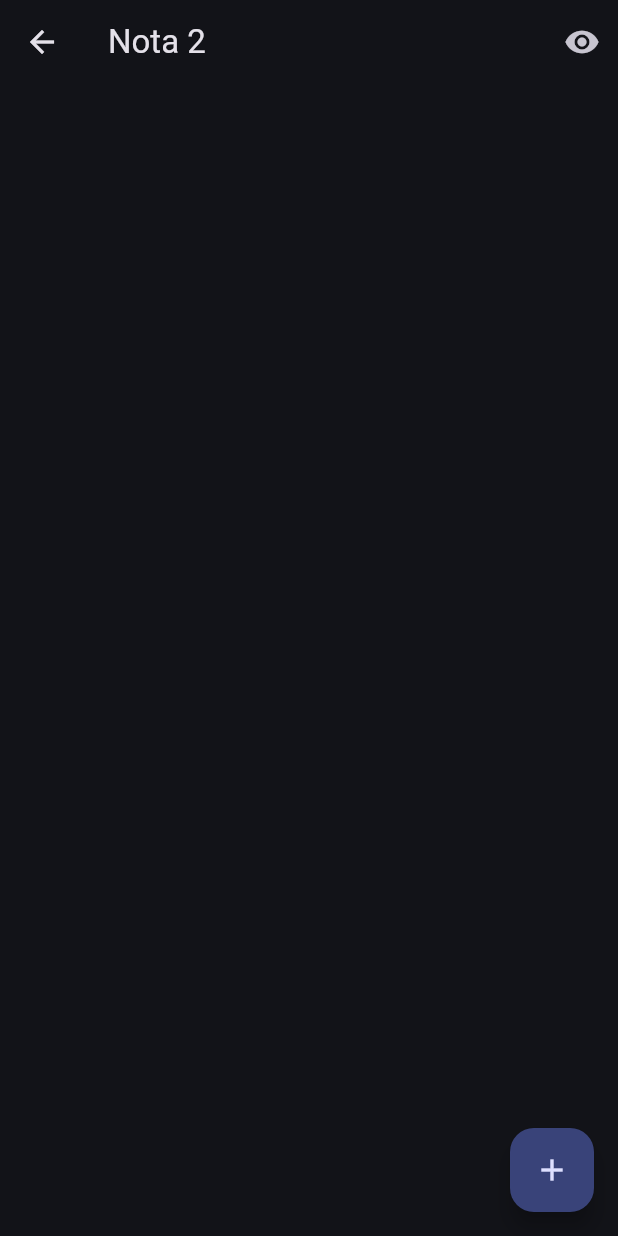
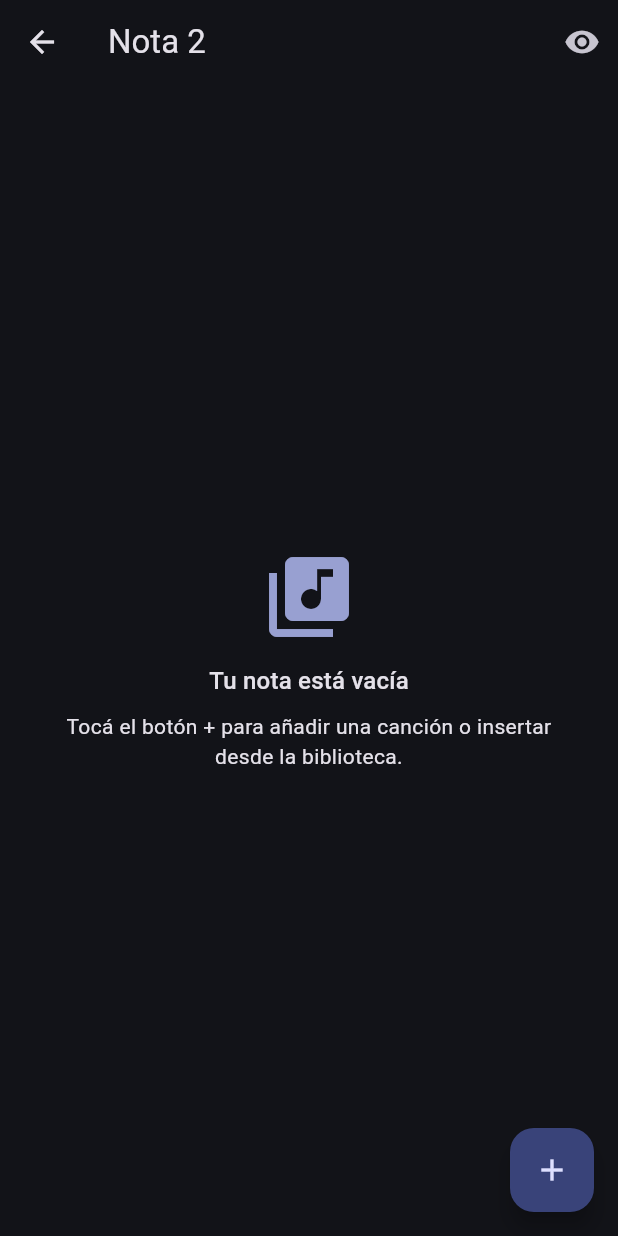
Before and after one commit to salvadorangulobaez/chord-vault, a Flutter app: the screen it shows after launch, after a tap on the "expand more" icon, after a tap on the "expand less" icon, after a tap on the "add" icon, on a phone screen of 412 x 824 dp. Run offline on Flutter 3.47's test engine with Material 3 defaults, Android fonts, the phone set to English and light mode, and no system bars; our stand-ins replace flutter_riverpod, hive, hive_flutter; accounts and stored records are empty.

Commit message:
Notas: FAB '+' con menú; Picker de biblioteca con búsqueda; placeholder para notas vacías

```diff
--- a/lib/screens/note_editor_screen.dart
+++ b/lib/screens/note_editor_screen.dart
@@ -55,7 +55,9 @@ class _NoteEditorScreenState extends ConsumerState<NoteEditorScreen> {
           ),
         ],
       ),
-      body: ReorderableListView.builder(
+      body: note.songs.isEmpty
+          ? const _EmptyNotePlaceholder()
+          : ReorderableListView.builder(
         padding: const EdgeInsets.all(12),
         itemCount: note.songs.length,
         buildDefaultDragHandles: false,
@@ -736,19 +738,42 @@ class _LibraryPickerSheet extends ConsumerWidget {
   @override
   Widget build(BuildContext context, WidgetRef ref) {
     final songs = ref.watch(libraryProvider);
-    final notes = ref.read(notesProvider);
-    // Asumimos que estamos insertando en la última nota abierta; pedimos via Navigator
+    final query = ref.watch(_libPickerSearchProvider);
+    final q = query.trim().toLowerCase();
+    final filtered = q.isEmpty
+        ? songs
+        : songs.where((s) => s.title.toLowerCase().contains(q) || (s.tags.join(' ').toLowerCase().contains(q))).toList();
     return DraggableScrollableSheet(
       expand: false,
       initialChildSize: 0.9,
       builder: (_, controller) {
         return Scaffold(
-          appBar: AppBar(title: const Text('Insertar desde biblioteca')),
+          appBar: AppBar(
+            title: SizedBox(
+              height: 40,
+              child: TextField(
+                decoration: InputDecoration(
+                  hintText: 'Buscar en biblioteca',
+                  prefixIcon: const Icon(Icons.search),
+                  suffixIcon: query.isNotEmpty
+                      ? IconButton(
+                          icon: const Icon(Icons.clear),
+                          onPressed: () => ref.read(_libPickerSearchProvider.notifier).state = '',
+                        )
+                      : null,
+                  border: OutlineInputBorder(borderRadius: BorderRadius.circular(12)),
+                  isDense: true,
+                  contentPadding: const EdgeInsets.symmetric(horizontal: 12, vertical: 8),
+                ),
+                onChanged: (v) => ref.read(_libPickerSearchProvider.notifier).state = v,
+              ),
+            ),
+          ),
           body: ListView.builder(
             controller: controller,
-            itemCount: songs.length,
+            itemCount: filtered.length,
             itemBuilder: (context, index) {
-              final s = songs[index];
+              final s = filtered[index];
               return ListTile(
                 title: Text(s.title),
                 subtitle: Text(s.originalKey ?? ''),
@@ -764,3 +789,35 @@ class _LibraryPickerSheet extends ConsumerWidget {
     );
   }
 }
+
+final _libPickerSearchProvider = StateProvider<String>((ref) => '');
+
+class _EmptyNotePlaceholder extends StatelessWidget {
+  const _EmptyNotePlaceholder();
+
+  @override
+  Widget build(BuildContext context) {
+    return Center(
+      child: Padding(
+        padding: const EdgeInsets.all(24),
+        child: Column(
+          mainAxisSize: MainAxisSize.min,
+          children: [
+            Icon(Icons.library_music, size: 64, color: Theme.of(context).colorScheme.primary.withOpacity(0.8)),
+            const SizedBox(height: 12),
+            Text(
+              'Tu nota está vacía',
+              style: Theme.of(context).textTheme.titleMedium,
+            ),
+            const SizedBox(height: 8),
+            Text(
+              'Tocá el botón + para añadir una canción o insertar desde la biblioteca.',
+              textAlign: TextAlign.center,
+              style: Theme.of(context).textTheme.bodyMedium,
+            ),
+          ],
+        ),
+      ),
+    );
+  }
+}
```
